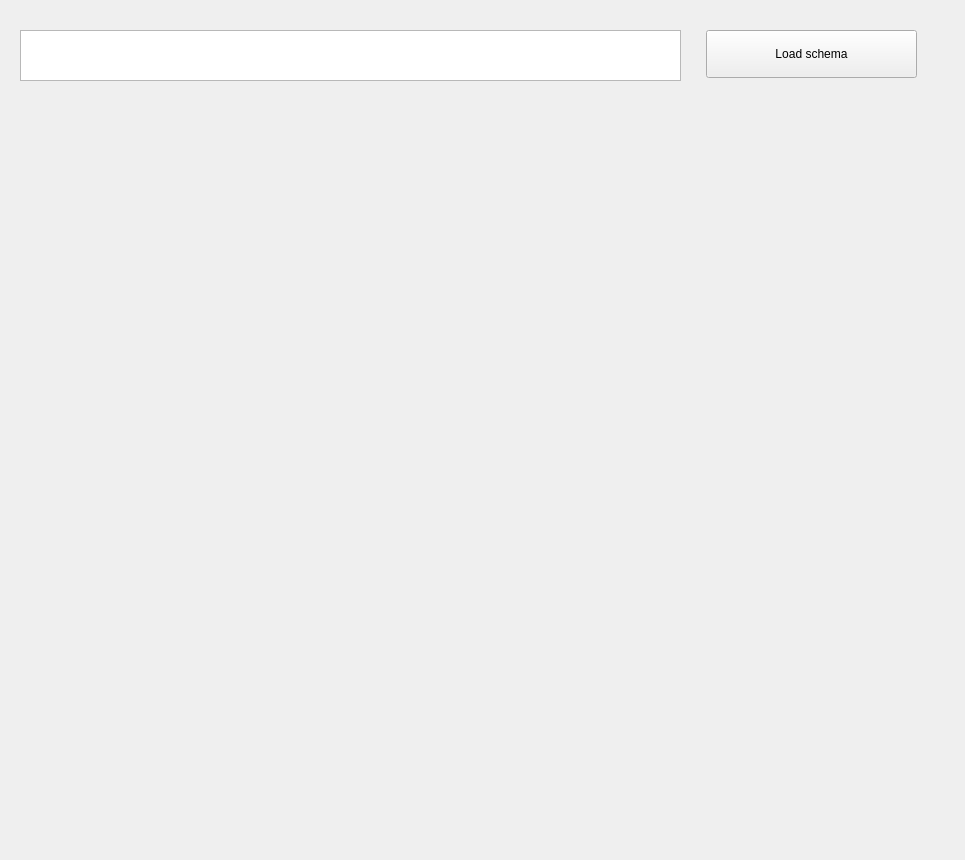
Qt form frontend/pyQT/pyQT_client.ui (davhep/form_server) before a commit.
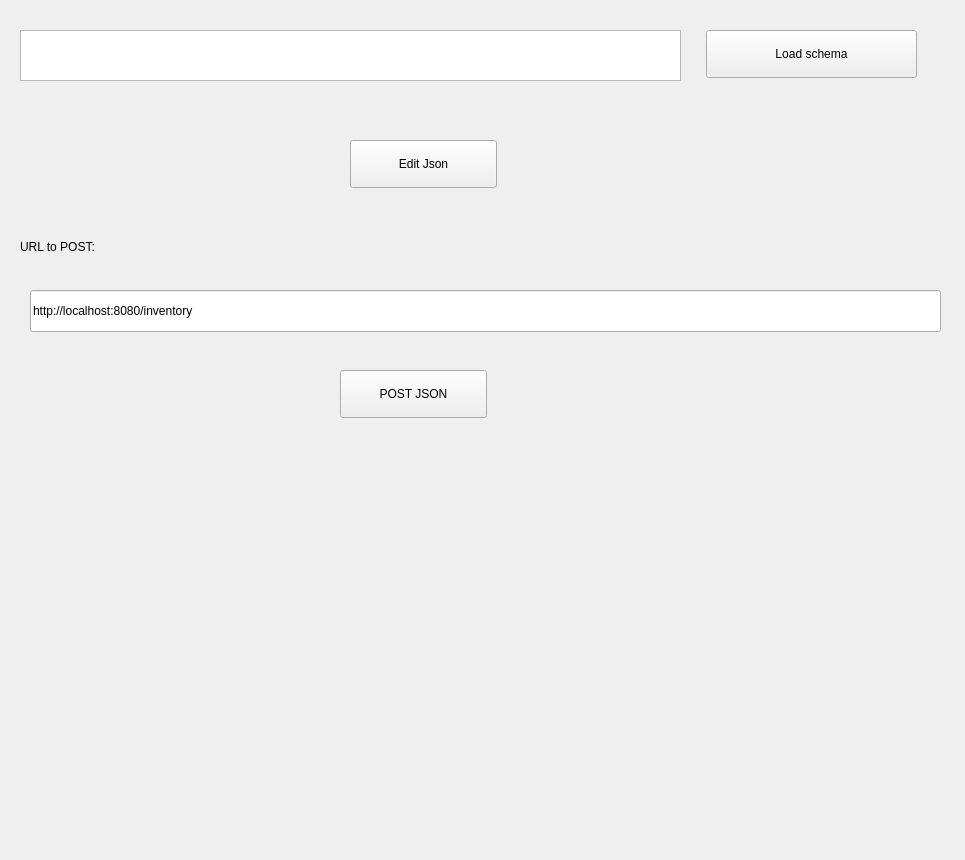
The same form after that commit.

Commit message: Minimal working JSON send to server feature

The edit to the form file:
```diff
--- a/frontend/pyQT/pyQT_client.ui
+++ b/frontend/pyQT/pyQT_client.ui
@@ -37,6 +37,58 @@
      </rect>
     </property>
    </widget>
+   <widget class="QPushButton" name="editJSON">
+    <property name="geometry">
+     <rect>
+      <x>350</x>
+      <y>140</y>
+      <width>147</width>
+      <height>48</height>
+     </rect>
+    </property>
+    <property name="text">
+     <string>Edit Json</string>
+    </property>
+   </widget>
+   <widget class="QLabel" name="label">
+    <property name="geometry">
+     <rect>
+      <x>20</x>
+      <y>230</y>
+      <width>361</width>
+      <height>34</height>
+     </rect>
+    </property>
+    <property name="text">
+     <string>URL to POST:</string>
+    </property>
+   </widget>
+   <widget class="QLineEdit" name="urlEdit">
+    <property name="geometry">
+     <rect>
+      <x>30</x>
+      <y>290</y>
+      <width>911</width>
+      <height>42</height>
+     </rect>
+    </property>
+    <property name="text">
+     <string>http://localhost:8080/inventory</string>
+    </property>
+   </widget>
+   <widget class="QPushButton" name="postJSON">
+    <property name="geometry">
+     <rect>
+      <x>340</x>
+      <y>370</y>
+      <width>147</width>
+      <height>48</height>
+     </rect>
+    </property>
+    <property name="text">
+     <string>POST JSON</string>
+    </property>
+   </widget>
   </widget>
  </widget>
  <resources/>
```
The commit also changes 1 other file.
